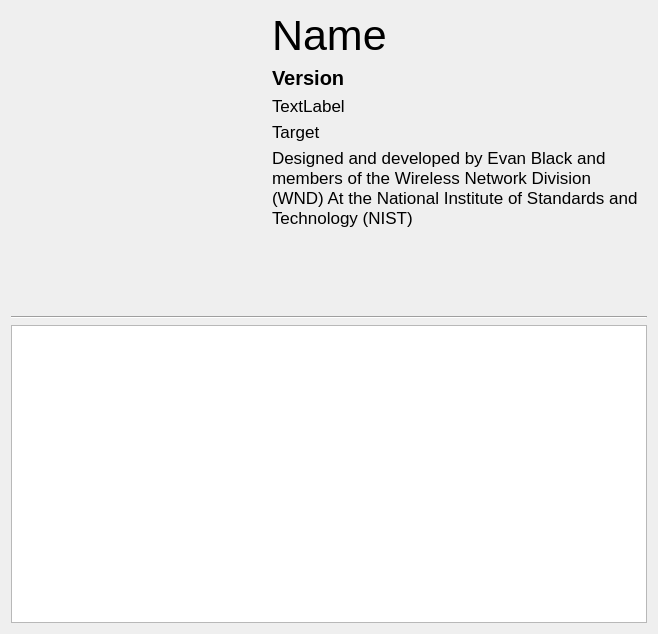
First picture: the form in src/window/about/AboutDialog.ui, repository usnistgov/NetSimulyzer, before the edit.
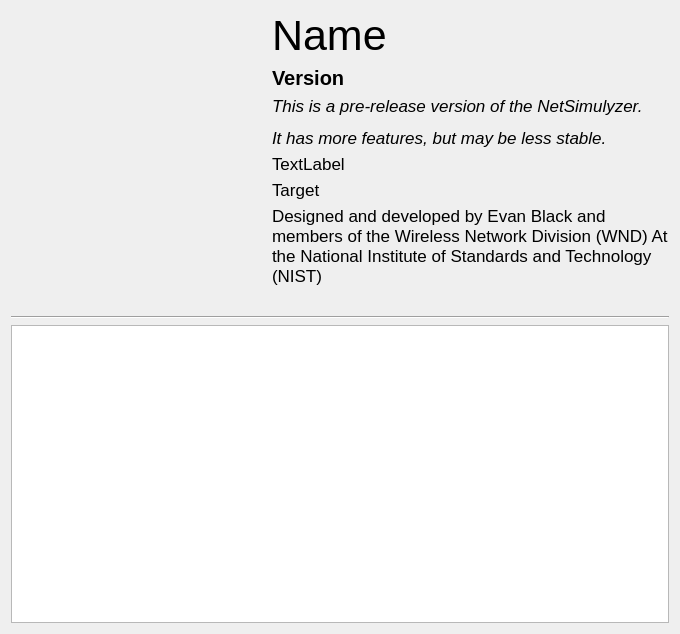
Second picture: the form after the edit. Icons and pictures are not drawn.

Commit message: Add flag and disclaimer for pre-release versions

```diff
--- a/src/window/about/AboutDialog.ui
+++ b/src/window/about/AboutDialog.ui
@@ -9,7 +9,7 @@
    <rect>
     <x>0</x>
     <y>0</y>
-    <width>658</width>
+    <width>680</width>
     <height>634</height>
    </rect>
   </property>
@@ -99,6 +99,19 @@
          </property>
         </widget>
        </item>
+       <item>
+        <widget class="QLabel" name="labelPreRelease">
+         <property name="font">
+          <font>
+           <pointsize>13</pointsize>
+           <italic>true</italic>
+          </font>
+         </property>
+         <property name="text">
+          <string>&lt;html&gt;&lt;head/&gt;&lt;body&gt;&lt;p&gt;This is a pre-release version of the NetSimulyzer.&lt;/p&gt;&lt;p&gt;It has more features, but may be less stable.&lt;/p&gt;&lt;/body&gt;&lt;/html&gt;</string>
+         </property>
+        </widget>
+       </item>
        <item>
         <widget class="QLabel" name="labelCompiler">
          <property name="font">
```
The commit also changes 2 other files.
